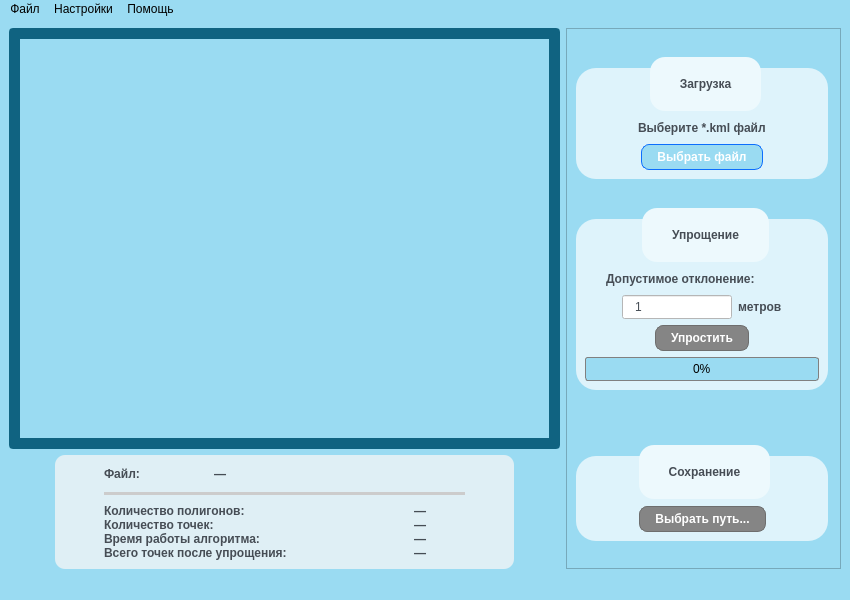
Old version of the form View/view.ui in the repository safosaffers/KMLViewer.
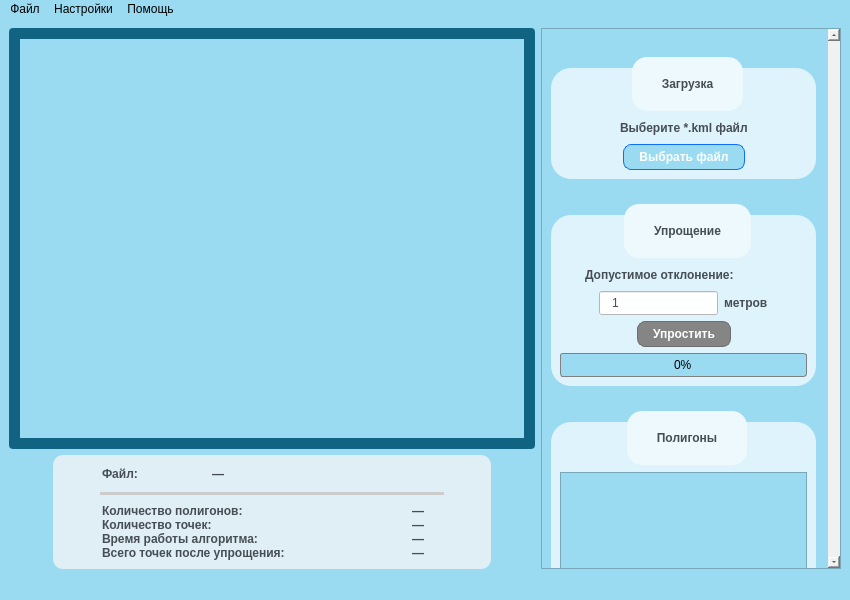
New version of the form.

Commit message: Feat: Polygons Info added

Diff of the .ui file:
```diff
--- a/View/view.ui
+++ b/View/view.ui
@@ -130,7 +130,7 @@
   <widget class="QWidget" name="centralwidget">
    <layout class="QHBoxLayout" name="horizontalLayout_2">
     <item>
-     <layout class="QHBoxLayout" name="horizontalLayout" stretch="12,6">
+     <layout class="QHBoxLayout" name="horizontalLayout" stretch="6,4">
       <item>
        <layout class="QVBoxLayout" name="verticalLayout_2" stretch="8,0">
         <item>
@@ -209,7 +209,7 @@
             </property>
             <layout class="QHBoxLayout" name="horizontalLayout_9">
              <item>
-              <layout class="QVBoxLayout" name="verticalLayout_8" stretch="0,0,0,1,1,1">
+              <layout class="QVBoxLayout" name="verticalLayout_8" stretch="0,0,0,1,1,0,0">
                <property name="spacing">
                 <number>0</number>
                </property>
@@ -602,9 +602,9 @@
          <property name="geometry">
           <rect>
            <x>0</x>
-           <y>-161</y>
-           <width>267</width>
-           <height>695</height>
+           <y>-240</y>
+           <width>286</width>
+           <height>872</height>
           </rect>
          </property>
          <layout class="QVBoxLayout" name="verticalLayout_10">
@@ -935,6 +935,101 @@
               </layout>
              </widget>
             </item>
+            <item>
+             <widget class="QGroupBox" name="groupBox_4">
+              <property name="minimumSize">
+               <size>
+                <width>0</width>
+                <height>300</height>
+               </size>
+              </property>
+              <property name="maximumSize">
+               <size>
+                <width>300</width>
+                <height>16777215</height>
+               </size>
+              </property>
+              <property name="title">
+               <string>Полигоны</string>
+              </property>
+              <layout class="QVBoxLayout" name="verticalLayout_11">
+               <property name="topMargin">
+                <number>0</number>
+               </property>
+               <property name="bottomMargin">
+                <number>9</number>
+               </property>
+               <item>
+                <spacer name="verticalSpacer_7">
+                 <property name="orientation">
+                  <enum>Qt::Orientation::Vertical</enum>
+                 </property>
+                 <property name="sizeType">
+                  <enum>QSizePolicy::Policy::Fixed</enum>
+                 </property>
+                 <property name="sizeHint" stdset="0">
+                  <size>
+                   <width>20</width>
+                   <height>50</height>
+                  </size>
+                 </property>
+                </spacer>
+               </item>
+               <item>
+                <layout class="QHBoxLayout" name="horizontalLayout_14">
+                 <item>
+                  <widget class="QTableView" name="tvPolygonsInfo">
+                   <property name="minimumSize">
+                    <size>
+                     <width>0</width>
+                     <height>0</height>
+                    </size>
+                   </property>
+                   <property name="styleSheet">
+                    <string notr="true">
+/* --------QTABLEWIDGET-------- */ 
+QTableWidget {
+    gridline-color: #1683aa;
+    color: #464d55;
+    background-color: #9adbf2;
+	font: 12pt &quot;Segoe UI&quot;;
+    font-weight: 600;
+    /*background-color: #def3fb; /* фон таблицы */
+    outline: 0px; /* убирает пунктир при фокусе */
+}
+
+QTableWidget::item {
+	font: 18pt &quot;Segoe UI&quot;;
+    font-weight: bold;
+    border: 1px solid #1683aa;
+    padding: 5px;
+    background-color: #9adbf2; /* фон ячейки */
+    color: #404040; /* цвет текста */
+}
+
+QHeaderView::section {
+    background-color: #e0f0ff;
+    padding: 4px;
+    border: 1px solid #1683aa;
+	font: 12pt &quot;Segoe UI&quot;;
+}
+QHeaderView {
+    background-color: #def3fb;
+    border: none;
+}
+QTableWidget::item:selected {
+    background-color: #b3d7ff;
+    color: black;
+}
+/* --------QTABLEWIDGET (END) -------- */ </string>
+                   </property>
+                  </widget>
+                 </item>
+                </layout>
+               </item>
+              </layout>
+             </widget>
+            </item>
             <item>
              <spacer name="verticalSpacer_2">
               <property name="orientation">
```
Left out of the diff: 2 changed lines with no effect on the pictures. The commit also changes 5 other files.
